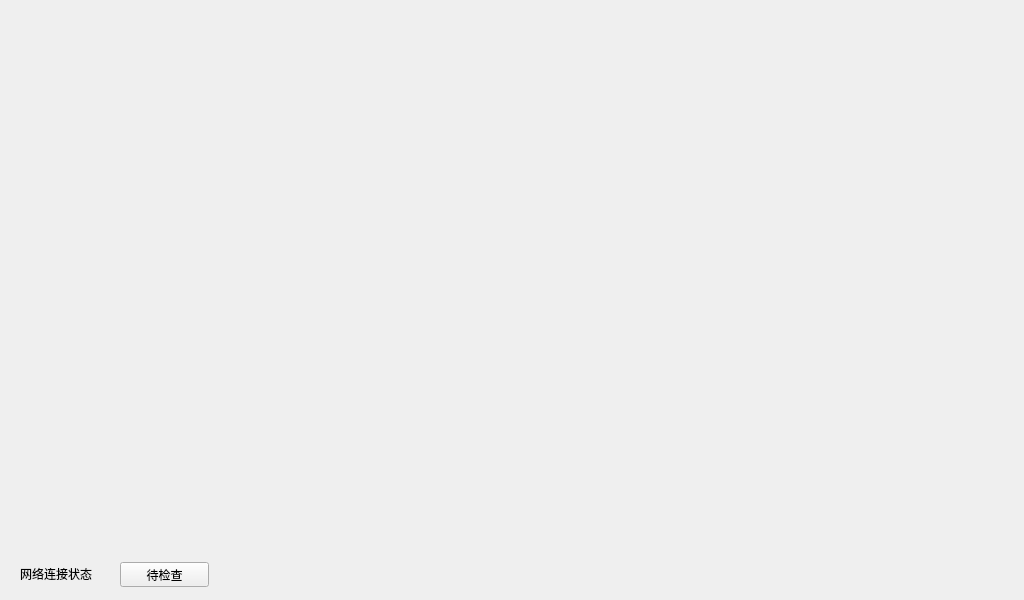
The window that Blackbox/bidui.ui (hlm12348765/QT) describes before a commit, drawn with Qt 5.
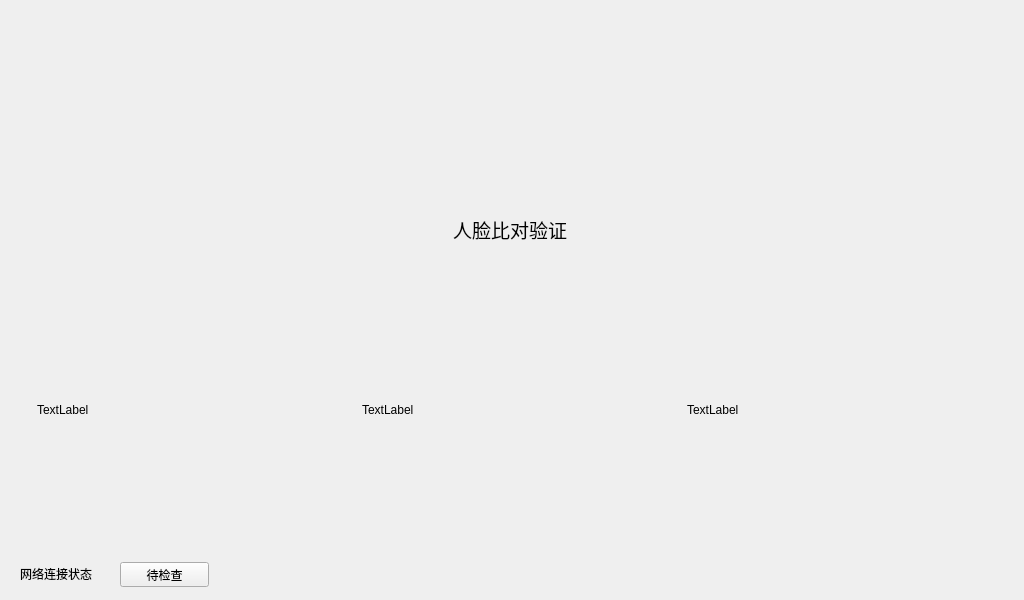
The same window after the commit. Icons and pictures are not drawn.

Commit message: 人脸比对验证界面修改

Patch:
```diff
--- a/Blackbox/bidui.ui
+++ b/Blackbox/bidui.ui
@@ -52,6 +52,58 @@
     <string>待检查</string>
    </property>
   </widget>
+  <widget class="QLabel" name="label_6">
+   <property name="geometry">
+    <rect>
+     <x>10</x>
+     <y>210</y>
+     <width>1000</width>
+     <height>40</height>
+    </rect>
+   </property>
+   <property name="text">
+    <string>&lt;html&gt;&lt;head/&gt;&lt;body&gt;&lt;p align=&quot;center&quot;&gt;&lt;span style=&quot; font-size:14pt;&quot;&gt;人脸比对验证&lt;/span&gt;&lt;/p&gt;&lt;/body&gt;&lt;/html&gt;</string>
+   </property>
+  </widget>
+  <widget class="QLabel" name="label4">
+   <property name="geometry">
+    <rect>
+     <x>362</x>
+     <y>260</y>
+     <width>300</width>
+     <height>300</height>
+    </rect>
+   </property>
+   <property name="text">
+    <string>TextLabel</string>
+   </property>
+  </widget>
+  <widget class="QLabel" name="label3">
+   <property name="geometry">
+    <rect>
+     <x>37</x>
+     <y>260</y>
+     <width>300</width>
+     <height>300</height>
+    </rect>
+   </property>
+   <property name="text">
+    <string>TextLabel</string>
+   </property>
+  </widget>
+  <widget class="QLabel" name="label5">
+   <property name="geometry">
+    <rect>
+     <x>687</x>
+     <y>260</y>
+     <width>300</width>
+     <height>300</height>
+    </rect>
+   </property>
+   <property name="text">
+    <string>TextLabel</string>
+   </property>
+  </widget>
  </widget>
  <layoutdefault spacing="6" margin="11"/>
  <resources/>
```
The commit also changes 8 other files.
